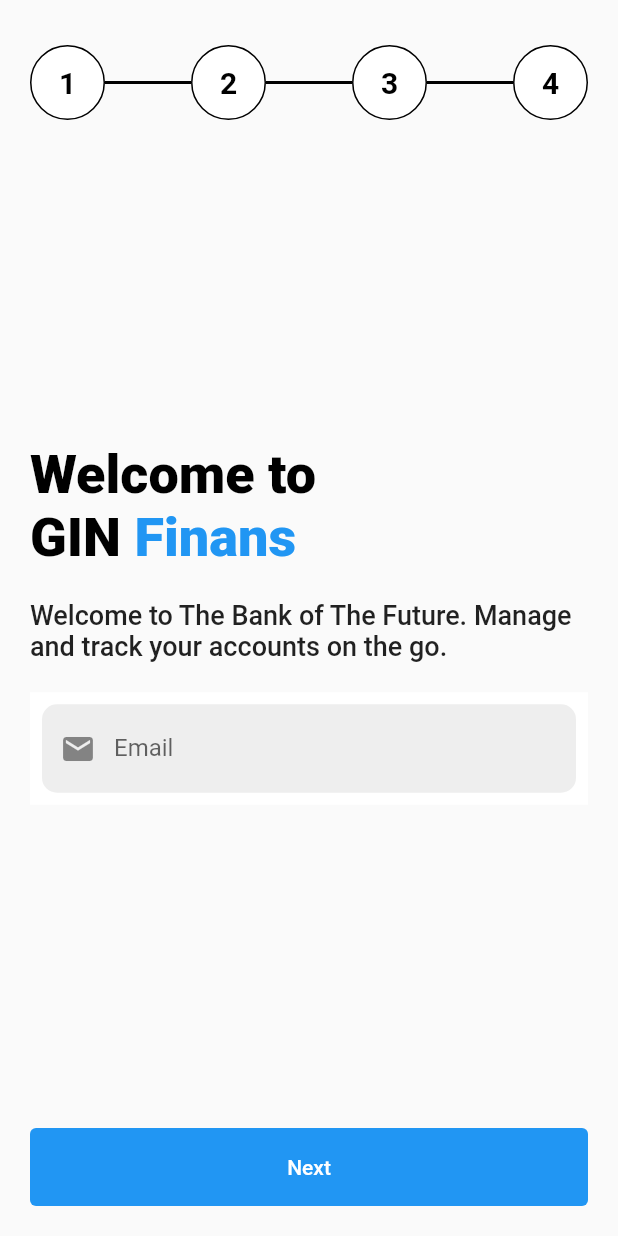
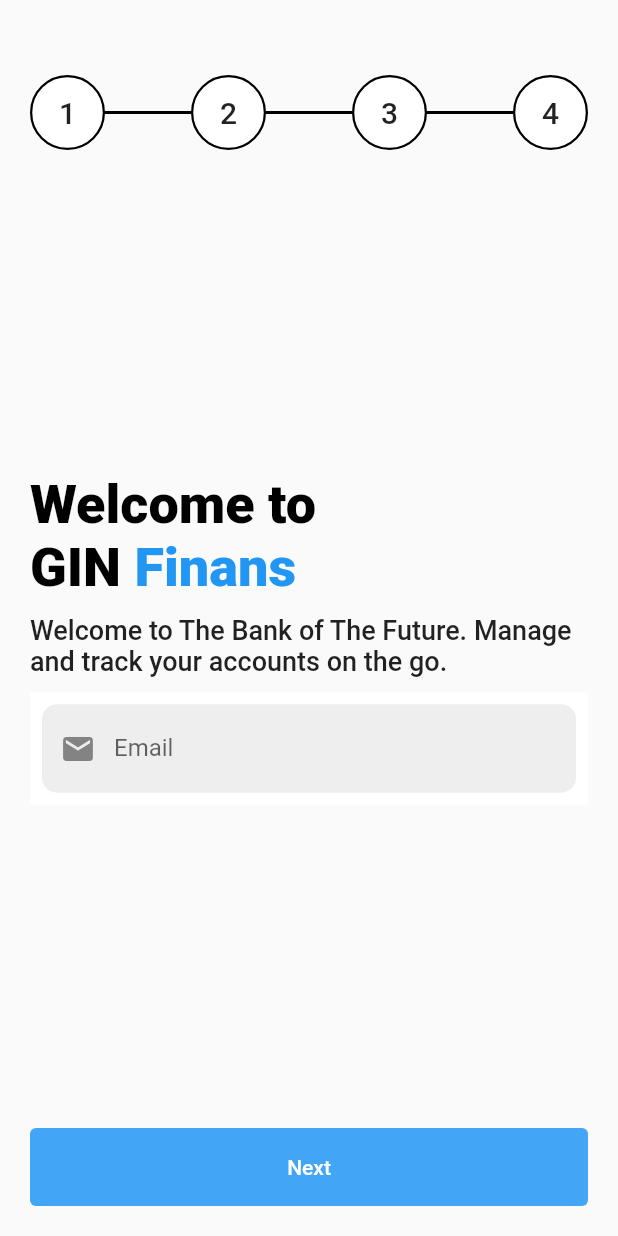
Before and after one commit to minzarddillah/gin-finans, a Flutter app: the screen it shows after launch, on a phone screen of 412 x 824 dp. Run offline on Flutter 3.47's test engine with Material 2 defaults, Android fonts, the phone set to English and light mode, and no system bars; our stand-ins replace flutter_conditional_rendering.

```diff
--- a/lib/screens/home_screen.dart
+++ b/lib/screens/home_screen.dart
@@ -3,7 +3,7 @@ import 'package:flutter/material.dart';
 import '../widgets/pagination.dart';
 import '../widgets/input_email.dart';
 
-import '../models/pages_model.dart';
+import '../models/page_model.dart';
 
 class HomeScreen extends StatefulWidget {
   @override
@@ -31,7 +31,7 @@ class _HomeScreenState extends State<HomeScreen> {
       ),
       body: Container(
         width: double.infinity,
-        padding: EdgeInsets.only(top: 30, left: 20, right: 20, bottom: 20),
+        padding: EdgeInsets.only(top: 50, left: 20, right: 20, bottom: 20),
         child: Column(
           children: <Widget>[
             Pagination(
@@ -43,17 +43,6 @@ class _HomeScreenState extends State<HomeScreen> {
             Expanded(
               child: InputEmail(showButtonNext: showButtonNext),
             ),
-            // ConditionalSwitch.single(
-            //   context: context,
-            //   valueBuilder: (BuildContext context) => indexPage,
-            //   caseBuilders: {
-            //     '1': ,
-            //     '2': ,
-            //     '3': ,
-            //     '4': ,
-            //   },
-            //   fallbackBuilder: fallbackBuilder,
-            // ),
           ],
         ),
       ),
--- a/lib/widgets/button_next.dart
+++ b/lib/widgets/button_next.dart
@@ -11,7 +11,7 @@ class ButtonNext extends StatelessWidget {
       onPressed: onPressed,
       style: TextButton.styleFrom(
         primary: Colors.white,
-        backgroundColor: Colors.blue,
+        backgroundColor: Colors.blue[400],
       ),
       child: Container(
         width: double.infinity,
--- a/lib/widgets/button_pagination.dart
+++ b/lib/widgets/button_pagination.dart
@@ -2,17 +2,11 @@ import 'package:flutter/material.dart';
 
 class ButtonPagination extends StatelessWidget {
   final String title;
-  final Function onPressed;
-  final int index;
   final bool isActive;
-  final bool disabled;
 
   ButtonPagination({
     required this.title,
-    required this.onPressed,
-    required this.index,
     required this.isActive,
-    required this.disabled,
   });
 
   @override
@@ -20,26 +14,17 @@ class ButtonPagination extends StatelessWidget {
     return Container(
       width: 50,
       height: 50,
-      child: ElevatedButton(
-        onPressed: () => {
-          if (!disabled) {onPressed(index)}
-        },
-        style: ElevatedButton.styleFrom(
-          shape: new RoundedRectangleBorder(
-            borderRadius: new BorderRadius.circular(30),
-          ),
-          side: BorderSide(color: Colors.black),
-          primary: isActive ? Colors.green : Colors.white,
-          onPrimary: Colors.black,
-          elevation: 0,
+      decoration: BoxDecoration(
+        border: Border.all(color: Colors.black, width: 1.5),
+        borderRadius: BorderRadius.all(Radius.circular(50)),
+        color: isActive ? Colors.green : Colors.white,
       ),
       child: Center(
         child: Text(
           title,
           style: TextStyle(
             fontSize: 20,
-              fontWeight: FontWeight.bold,
-            ),
+            fontWeight: FontWeight.w500,
           ),
         ),
       ),
--- a/lib/widgets/input_email.dart
+++ b/lib/widgets/input_email.dart
@@ -3,26 +3,55 @@ import 'package:flutter/material.dart';
 import './button_next.dart';
 import '../screens/create_account.dart';
 
-class InputEmail extends StatelessWidget {
-  final emailController = TextEditingController();
+class InputEmail extends StatefulWidget {
   final bool showButtonNext;
 
   InputEmail({required this.showButtonNext});
 
+  @override
+  _InputEmailState createState() => _InputEmailState();
+}
+
+class _InputEmailState extends State<InputEmail> {
+  final emailController = TextEditingController();
+  String errorText = '';
+
+  bool isValidEmail(text) {
+    return RegExp(
+            r'^(([^<>()[\]\\.,;:\s@\"]+(\.[^<>()[\]\\.,;:\s@\"]+)*)|(\".+\"))@((\[[0-9]{1,3}\.[0-9]{1,3}\.[0-9]{1,3}\.[0-9]{1,3}\])|(([a-zA-Z\-0-9]+\.)+[a-zA-Z]{2,}))$')
+        .hasMatch(text);
+  }
+
   void onPressNext(ctx) {
+    var text = emailController.text;
+    var tmpError = '';
+
+    if (text.isEmpty) {
+      tmpError = 'Email harus diisi';
+    } else if (!isValidEmail(text)) {
+      tmpError = 'Format email salah';
+    } else {
+      tmpError = '';
+    }
+
+    setState(() {
+      errorText = tmpError;
+    });
+
+    if (tmpError.isEmpty) {
       Navigator.of(ctx).push(
         MaterialPageRoute(
           builder: (_) {
-          return CreateAccount();
+            return CreateAccount(email: text);
           },
         ),
       );
+    }
   }
 
   @override
   Widget build(BuildContext context) {
     return Column(
-      mainAxisAlignment: MainAxisAlignment.spaceBetween,
       children: [
         Expanded(
           child: Column(
@@ -30,7 +59,7 @@ class InputEmail extends StatelessWidget {
             mainAxisAlignment: MainAxisAlignment.center,
             children: [
               Container(
-                margin: EdgeInsets.only(bottom: 20),
+                margin: EdgeInsets.only(bottom: 10),
                 child: RichText(
                   text: TextSpan(
                     style: TextStyle(
@@ -50,7 +79,7 @@ class InputEmail extends StatelessWidget {
                 ),
               ),
               Container(
-                margin: EdgeInsets.only(bottom: 20),
+                margin: EdgeInsets.only(bottom: 10),
                 child: Text(
                   'Welcome to The Bank of The Future. Manage and track your accounts on the go.',
                   style: TextStyle(
@@ -74,6 +103,7 @@ class InputEmail extends StatelessWidget {
                       borderRadius: BorderRadius.all(Radius.circular(10.0)),
                       borderSide: BorderSide.none,
                     ),
+                    errorText: errorText.isEmpty ? null : errorText,
                   ),
                   controller: emailController,
                 ),
@@ -81,7 +111,9 @@ class InputEmail extends StatelessWidget {
             ],
           ),
         ),
-        showButtonNext ? ButtonNext(() => onPressNext(context)) : Container(),
+        widget.showButtonNext
+            ? ButtonNext(() => onPressNext(context))
+            : Container(),
       ],
     );
   }
--- a/lib/widgets/pagination.dart
+++ b/lib/widgets/pagination.dart
@@ -1,6 +1,6 @@
 import 'package:flutter/material.dart';
 
-import '../models/pages_model.dart';
+import '../models/page_model.dart';
 import './button_pagination.dart';
 
 class Pagination extends StatelessWidget {
@@ -36,7 +36,8 @@ class Pagination extends StatelessWidget {
       crossAxisAlignment: CrossAxisAlignment.center,
       children: [
         ...getPages.asMap().entries.map((entry) {
-          int idx = entry.key;
+          int key = entry.key - 1;
+          int idx = key < 0 ? 0 : key;
           String title = entry.value.title;
 
           return title == 'divider'
@@ -51,10 +52,7 @@ class Pagination extends StatelessWidget {
                 )
               : ButtonPagination(
                   title: title,
-                  index: idx,
-                  onPressed: onPressPagination,
-                  isActive: idx == index,
-                  disabled: disabled,
+                  isActive: idx <= index,
                 );
         }).toList(),
       ],
```
Also changed, not shown: lib/models/complexity_model.dart (added, +11 -0 lines), lib/models/score_model.dart (added, +8 -0 lines), lib/screens/create_account.dart (+75 -5 lines), lib/widgets/complexity.dart (added, +44 -0 lines), lib/widgets/input_password.dart (added, +201 -0 lines), lib/models/page_model.dart (renamed from lib/models/pages_model.dart). Lines whose indentation alone changed are shown as unchanged.
